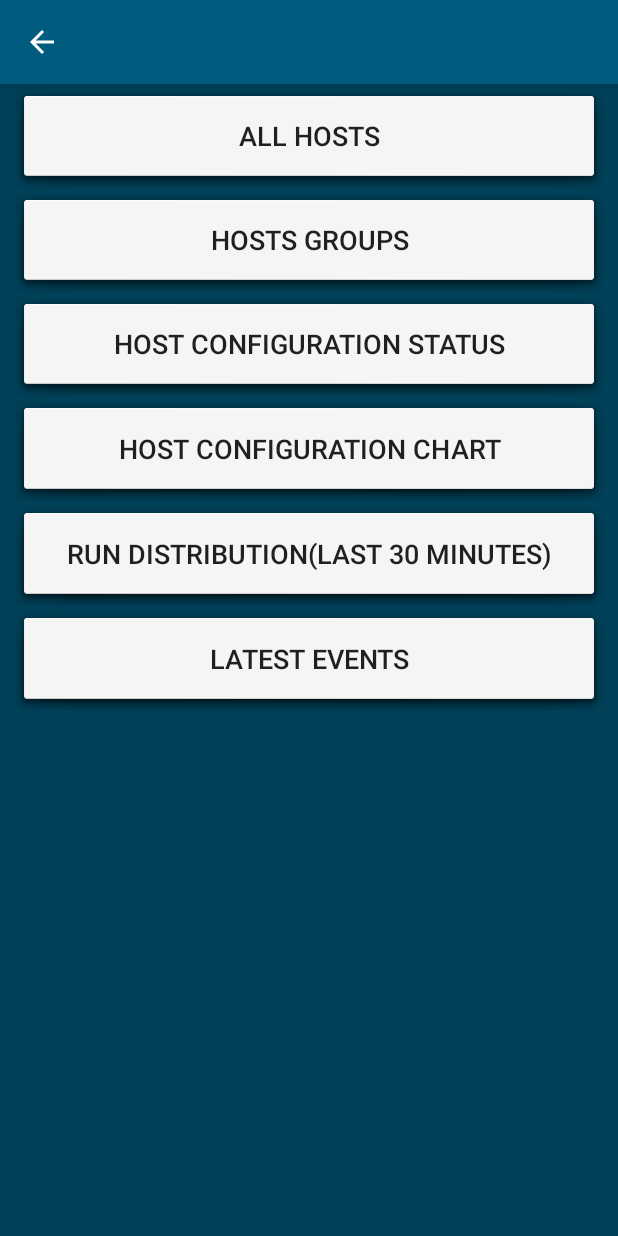
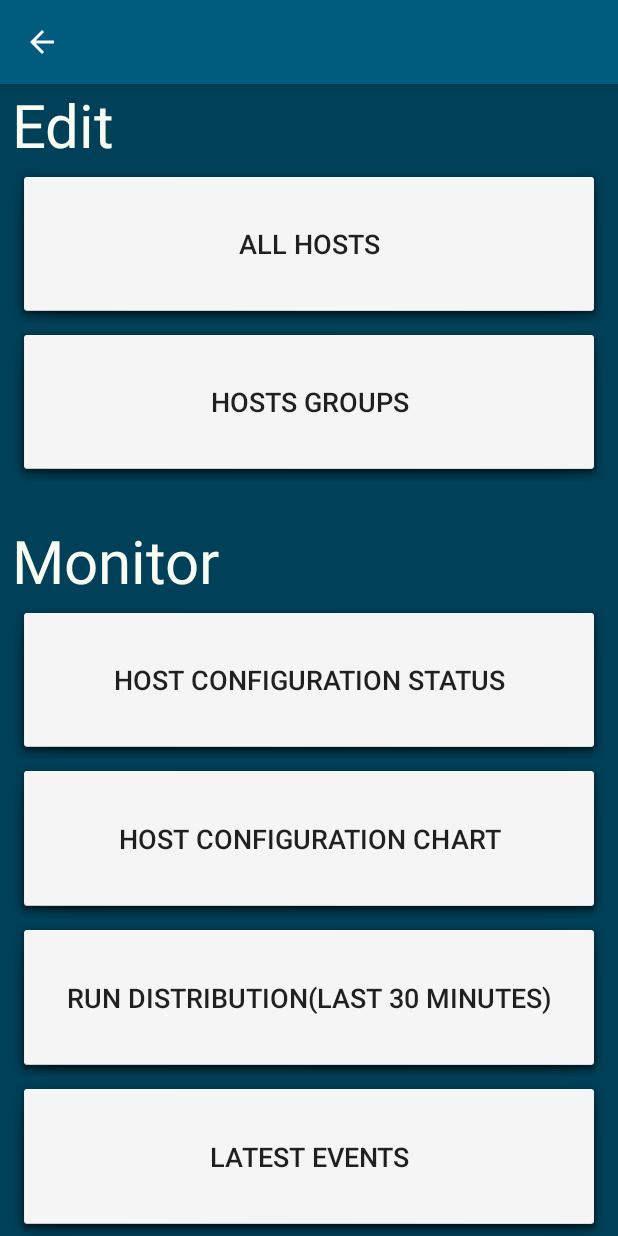
Before and after one commit to xjh666/AMI_IoT, an Android app: the MainInterface screen opened directly, with no data from a screen before it, on a phone screen of 412 x 824 dp. Run offline under Robolectric (Android 15) with nearby library versions, the phone set to English and light mode, and no system bars.

Commit message:
no message

```diff
--- a/ForemanProject/app/src/main/java/com/example/foremanproject/MainInterface.java
+++ b/ForemanProject/app/src/main/java/com/example/foremanproject/MainInterface.java
@@ -5,22 +5,33 @@ import android.support.v7.app.AppCompatActivity;
 import android.view.View;
 
 public class MainInterface extends AppCompatActivity {
-    private String domain;
-    private String username;
-    private String password;
-
-
     @Override
     protected void onCreate(Bundle savedInstanceState) {
         super.onCreate(savedInstanceState);
         setTitle("");
         setContentView(R.layout.main_interface);
+    }
+    public void showAllHosts(View view){
 
-        domain = LoginInterface.getDomain();
-        username = LoginInterface.getUserName();
-        password = LoginInterface.getPassword();
     }
-        public void showAllHosts(View view){
 
-        }
+    public void showHostGroups(View view){
+
+    }
+
+    public void showHostConfigurationStatus(View view){
+
+    }
+
+    public void showHostConfigurationChart(View view){
+
+    }
+
+    public void showRunDistribution(View view){
+
+    }
+
+    public void showLatestEvents(View view){
+
+    }
 }
--- a/ForemanProject/app/src/main/res/layout/main_interface.xml
+++ b/ForemanProject/app/src/main/res/layout/main_interface.xml
@@ -13,21 +13,36 @@
 
         <LinearLayout
             android:layout_width="0dp"
-            android:layout_height="418dp"
-            android:orientation="vertical"
-            app:layout_constraintLeft_toLeftOf="parent"
-            tools:layout_editor_absoluteY="29dp"
+            android:layout_height="0dp"
+            android:layout_marginBottom="0dp"
+            android:layout_marginEnd="8dp"
             android:layout_marginLeft="8dp"
             android:layout_marginRight="8dp"
-            app:layout_constraintRight_toRightOf="parent">
+            android:layout_marginStart="8dp"
+            android:layout_marginTop="0dp"
+            android:orientation="vertical"
+            app:layout_constraintBottom_toBottomOf="parent"
+            app:layout_constraintLeft_toLeftOf="parent"
+            app:layout_constraintRight_toRightOf="parent"
+            app:layout_constraintTop_toTopOf="parent">
+
+            <TextView
+                android:id="@+id/textView7"
+                android:layout_width="match_parent"
+                android:layout_height="wrap_content"
+                android:text="Edit"
+                android:textColor="@color/colorAccent"
+                android:textSize="40sp"
+                tools:layout_editor_absoluteX="8dp"
+                tools:layout_editor_absoluteY="-25dp" />
 
             <Button
                 android:id="@+id/AllHosts"
                 android:layout_width="match_parent"
-                android:layout_height="48dp"
+                android:layout_height="60dp"
                 android:layout_weight="0.13"
                 android:background="@android:drawable/dialog_holo_light_frame"
-                android:onClick="click"
+                android:onClick="showAllHosts"
                 android:text="All Hosts"
                 android:textSize="18sp"
                 tools:layout_editor_absoluteX="8dp"
@@ -36,20 +51,35 @@
             <Button
                 android:id="@+id/HostGroups"
                 android:layout_width="match_parent"
-                android:layout_height="48dp"
+                android:layout_height="60dp"
                 android:layout_weight="0.13"
                 android:background="@android:drawable/dialog_holo_light_frame"
+                android:onClick="showHostGroups"
                 android:text="Hosts Groups"
                 android:textSize="18sp"
                 tools:layout_editor_absoluteX="8dp"
                 tools:layout_editor_absoluteY="162dp" />
 
+            <TextView
+                android:id="@+id/textView10"
+                android:layout_width="match_parent"
+                android:layout_height="26dp" />
+
+            <TextView
+                android:id="@+id/textView9"
+                android:layout_width="match_parent"
+                android:layout_height="wrap_content"
+                android:text="Monitor"
+                android:textColor="@color/colorAccent"
+                android:textSize="40sp" />
+
             <Button
                 android:id="@+id/HostConfigurationStatus"
                 android:layout_width="match_parent"
-                android:layout_height="48dp"
+                android:layout_height="60dp"
                 android:layout_weight="0.13"
                 android:background="@android:drawable/dialog_holo_light_frame"
+                android:onClick="showHostConfigurationStatus"
                 android:text="Host Configuration Status"
                 android:textSize="18sp"
                 tools:layout_editor_absoluteX="8dp"
@@ -58,9 +88,10 @@
             <Button
                 android:id="@+id/HostConfigurationChart"
                 android:layout_width="match_parent"
-                android:layout_height="48dp"
+                android:layout_height="60dp"
                 android:layout_weight="0.13"
                 android:background="@android:drawable/dialog_holo_light_frame"
+                android:onClick="showHostConfigurationChart"
                 android:text="Host Configuration Chart"
                 android:textSize="18sp"
                 tools:layout_editor_absoluteX="8dp"
@@ -69,9 +100,10 @@
             <Button
                 android:id="@+id/RunDistribution"
                 android:layout_width="match_parent"
-                android:layout_height="48dp"
+                android:layout_height="60dp"
                 android:layout_weight="0.13"
                 android:background="@android:drawable/dialog_holo_light_frame"
+                android:onClick="showRunDistribution"
                 android:text="Run Distribution(last 30 minutes)"
                 android:textSize="18sp"
                 tools:layout_editor_absoluteX="8dp"
@@ -80,9 +112,10 @@
             <Button
                 android:id="@+id/LatestEvents"
                 android:layout_width="match_parent"
-                android:layout_height="48dp"
+                android:layout_height="60dp"
                 android:layout_weight="0.13"
                 android:background="@android:drawable/dialog_holo_light_frame"
+                android:onClick="showLatestEvents"
                 android:text="Latest Events"
                 android:textSize="18sp"
                 tools:layout_editor_absoluteX="8dp"
```
Also changed, not shown: ForemanProject/app/src/main/java/com/example/foremanproject/LoginInterface.java (+19 -35 lines), ForemanProject/app/src/main/java/com/example/foremanproject/SendReqeust.java (added, +35 -0 lines).
